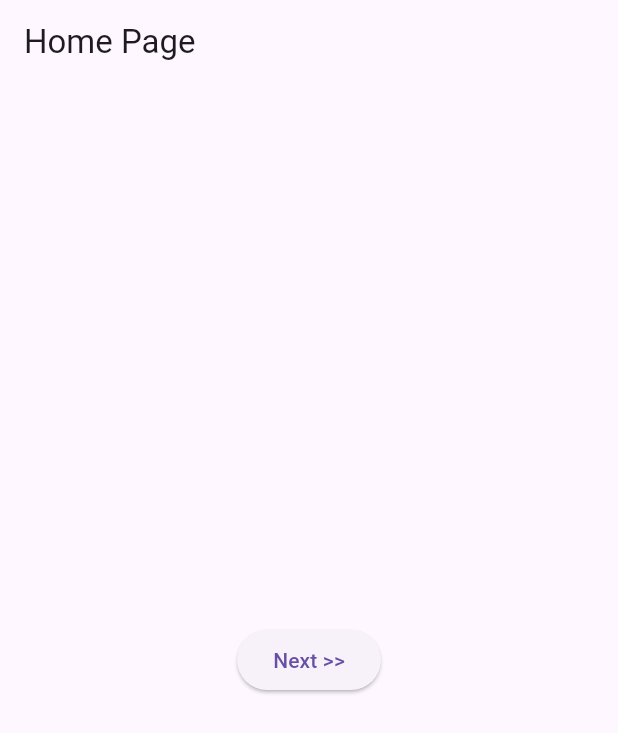
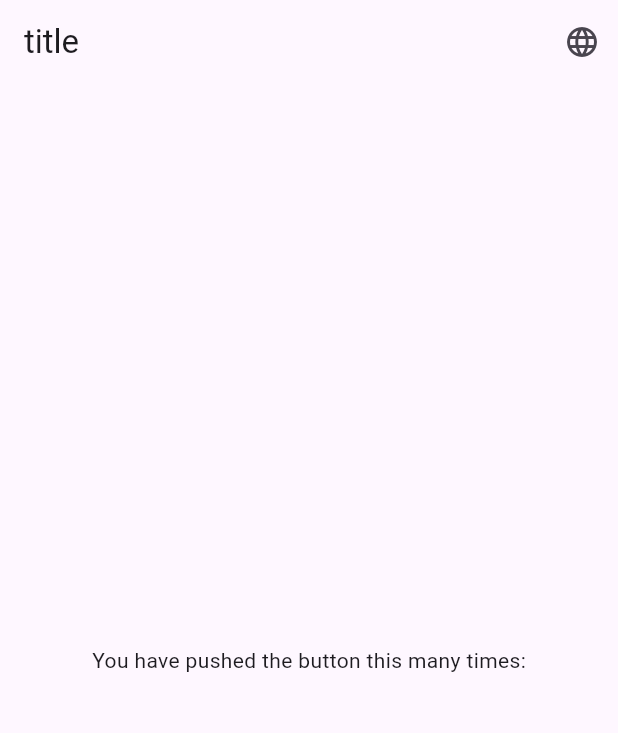
Before and after one commit to hafid-js/Flutter-GetX, a Flutter app: the screen it shows after launch, on a phone screen of 412 x 824 dp. Shown: the top 733 px of the screen. Run offline on Flutter 3.47's test engine with Material 3 defaults, Android fonts, the phone set to English and light mode, and no system bars; our stand-ins replace get.

Commit message:
GetX Translations

```diff
--- a/lib/bindings/countB.dart
+++ /dev/null
@@ -1,9 +0,0 @@
-import 'package:flutter_getx/controllers/countC.dart';
-import 'package:get/get.dart';
-
-class CountB implements Bindings {
-  @override
-  void dependencies() {
-    Get.put(CountC());
-  }
-}
--- a/lib/controllers/countC.dart
+++ /dev/null
@@ -1,6 +0,0 @@
-import 'package:get/get.dart';
-
-class CountC extends GetxController{
-  var quantity = 0.obs;
-  var count = 0.obs;
-}
--- a/lib/main.dart
+++ b/lib/main.dart
@@ -1,6 +1,5 @@
 import 'package:flutter/material.dart';
-import 'package:flutter_getx/pages/home.dart';
-import 'package:flutter_getx/routes/app_page.dart';
+import 'package:flutter_getx/utils/translation.dart';
 import 'package:get/get.dart';
 
 void main() {
@@ -8,10 +7,38 @@ void main() {
 }
 
 class MyApp extends StatelessWidget {
+
   @override
   Widget build(BuildContext context) {
-    return GetMaterialApp(home: HomePage(),
-    getPages:
-      AppPages.pages);
+    return GetMaterialApp(
+      translations: MyTranslations(),
+      locale: Locale('en', 'US'),
+      title: 'Flutter Translation',
+      theme: ThemeData(
+        primarySwatch: Colors.blue,
+      ),
+      home: MyHomePage(title: 'title'.tr),
+    );
   }
 }
+
+class MyHomePage extends StatelessWidget {
+  final String title;
+
+  const MyHomePage({super.key, required this.title});
+
+  @override
+  Widget build(BuildContext context) {
+    return Scaffold(
+      appBar: AppBar(
+        title: Text(title),
+        actions: [
+          IconButton(onPressed: () => Get.updateLocale(Locale('id')), icon: Icon(Icons.language)),
+        ],
+      ),
+      body: Center(
+        child: Text('body'.tr),
+      ),
+    );
+  }
+}
--- a/lib/pages/count.dart
+++ /dev/null
@@ -1,27 +0,0 @@
-import 'package:flutter/material.dart';
-import 'package:flutter_getx/controllers/countC.dart';
-import 'package:get/get.dart';
-
-class CountPage extends StatelessWidget {
-  final countC = Get.find<CountC>();
-
-  @override
-  Widget build(BuildContext context) {
-    return Scaffold(
-      appBar: AppBar(
-        title: Text("Count Page"),
-      ),
-      body: Center(
-        child: Obx(
-          () => Text(
-            "${countC.count}",
-            style: TextStyle(
-              fontSize: 35
-            ),
-          )
-        ),
-      ),
-      floatingActionButton: FloatingActionButton(onPressed: () => CountC(), child: Icon(Icons.add),),
-    );
-  }
-}
--- a/lib/pages/home.dart
+++ /dev/null
@@ -1,20 +0,0 @@
-import 'package:flutter/material.dart';
-import 'package:flutter_getx/routes/route_name.dart';
-import 'package:get/get.dart';
-
-class HomePage extends StatelessWidget {
-
-  @override
-  Widget build(BuildContext context) {
-    return Scaffold(
-      appBar: AppBar(
-        title: Text("Home Page"),
-      ),
-      body: Center(
-        child: ElevatedButton(
-        onPressed: () => Get.toNamed(RouteName.count),
-        child: Text("Next >>")),
-      ),
-    );
-  }
-}
--- a/lib/routes/app_page.dart
+++ /dev/null
@@ -1,14 +0,0 @@
-import 'package:flutter_getx/bindings/countB.dart';
-import 'package:flutter_getx/pages/count.dart';
-import 'package:flutter_getx/pages/home.dart';
-import 'package:flutter_getx/routes/route_name.dart';
-import 'package:get/get.dart';
-
-class AppPages {
-  static final pages = [
-    GetPage(name: RouteName.home, page: () => HomePage()),
-      GetPage(name: RouteName.count, page: () => CountPage(),
-      binding: CountB()
-      ),
-  ];
-}
--- a/lib/routes/route_name.dart
+++ /dev/null
@@ -1,4 +0,0 @@
-abstract class RouteName{
-  static const home = '/';
-  static const count = '/count';
-}
--- /dev/null
+++ b/lib/utils/translation.dart
@@ -0,0 +1,15 @@
+import 'package:get/get.dart';
+
+class MyTranslations extends Translations {
+  @override
+  Map<String, Map<String, String>> get keys => {
+        'en_US': {
+          'title': 'Flutter Demo Translation',
+          'body': 'You have pushed the button this many times:',
+        },
+        'id_ID': {
+          'title': 'Halaman Utama',
+          'body': 'Anda telah menekan tombol sebanyak ini:',
+        },
+      };
+}
```
